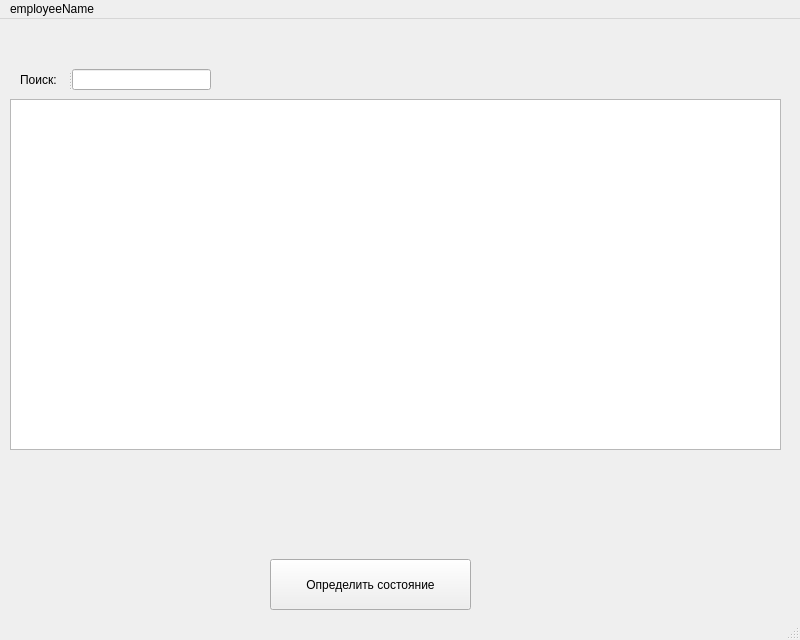
This is UI/docWin.ui in Vittallya/MlApp as Qt 5 draws it before an edit. The edited form follows.
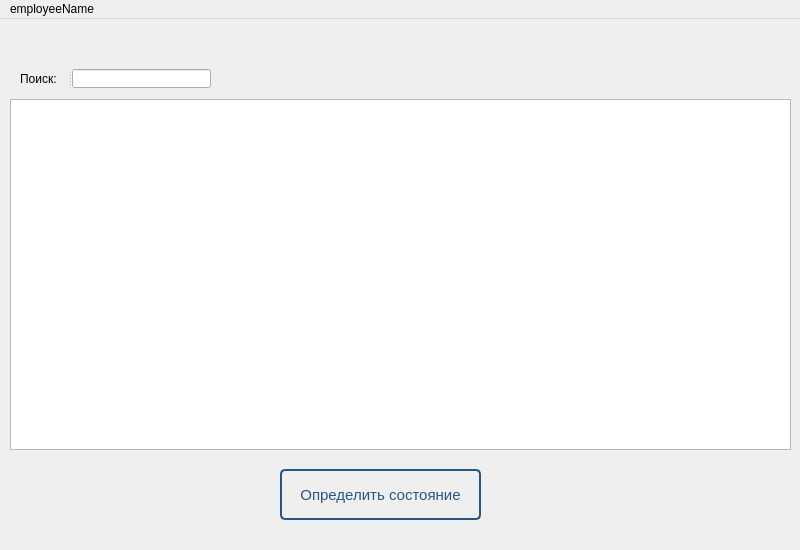
This is the edited form.

Diff of the .ui file:
```diff
--- a/UI/docWin.ui
+++ b/UI/docWin.ui
@@ -7,19 +7,43 @@
     <x>0</x>
     <y>0</y>
     <width>800</width>
-    <height>640</height>
+    <height>550</height>
    </rect>
   </property>
+  <property name="sizePolicy">
+   <sizepolicy hsizetype="Fixed" vsizetype="Fixed">
+    <horstretch>0</horstretch>
+    <verstretch>0</verstretch>
+   </sizepolicy>
+  </property>
+  <property name="minimumSize">
+   <size>
+    <width>800</width>
+    <height>550</height>
+   </size>
+  </property>
+  <property name="maximumSize">
+   <size>
+    <width>800</width>
+    <height>550</height>
+   </size>
+  </property>
+  <property name="mouseTracking">
+   <bool>true</bool>
+  </property>
   <property name="windowTitle">
    <string>Врач</string>
   </property>
+  <property name="styleSheet">
+   <string notr="true">font: 9pt &quot;Trebuchet MS&quot;;</string>
+  </property>
   <widget class="QWidget" name="centralwidget">
    <widget class="QTableWidget" name="tableWidget">
     <property name="geometry">
      <rect>
       <x>10</x>
       <y>80</y>
-      <width>771</width>
+      <width>781</width>
       <height>351</height>
      </rect>
     </property>
@@ -36,12 +60,27 @@
    <widget class="QPushButton" name="btMakeAnalyze">
     <property name="geometry">
      <rect>
-      <x>270</x>
-      <y>540</y>
+      <x>280</x>
+      <y>450</y>
       <width>201</width>
       <height>51</height>
      </rect>
     </property>
+    <property name="styleSheet">
+     <string notr="true">QPushButton{
+	border-radius: 5px;
+	font-size: 11pt;
+	background-color: transparent;
+	border: 2px solid rgb(38, 86, 131);
+	transition: all 1s ease-out;
+	color: rgb(38, 86, 131);
+}
+QPushButton:hover{
+background-color: rgb(38, 86, 131);
+color: white;
+}
+</string>
+    </property>
     <property name="text">
      <string>Определить состояние</string>
     </property>
@@ -52,7 +91,7 @@
       <x>20</x>
       <y>50</y>
       <width>191</width>
-      <height>21</height>
+      <height>19</height>
      </rect>
     </property>
     <property name="orientation">
@@ -83,7 +122,6 @@
    </widget>
    <addaction name="menuemployeeName"/>
   </widget>
-  <widget class="QStatusBar" name="statusbar"/>
   <action name="exit">
    <property name="text">
     <string>Выход</string>
```
Left out of the diff: 2 changed lines with no effect on the pictures.
